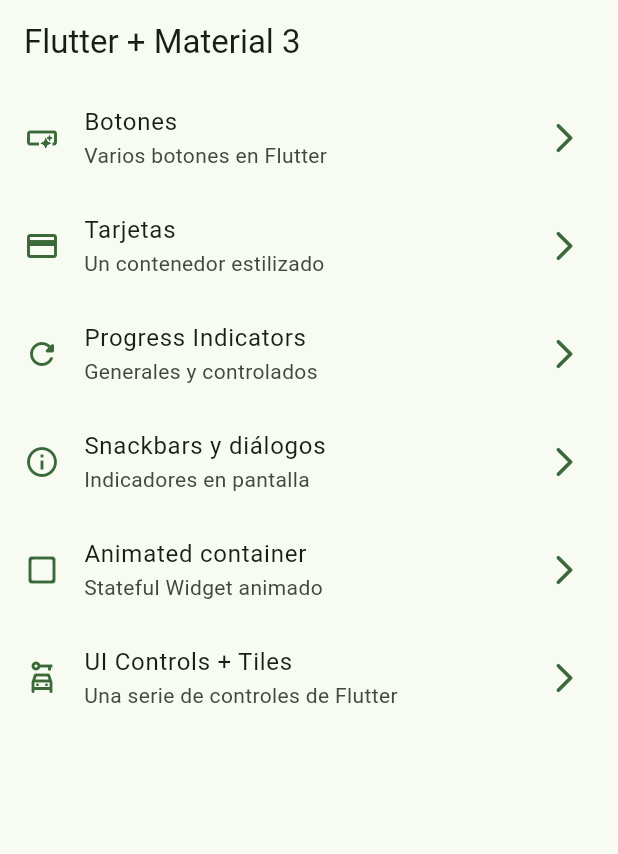
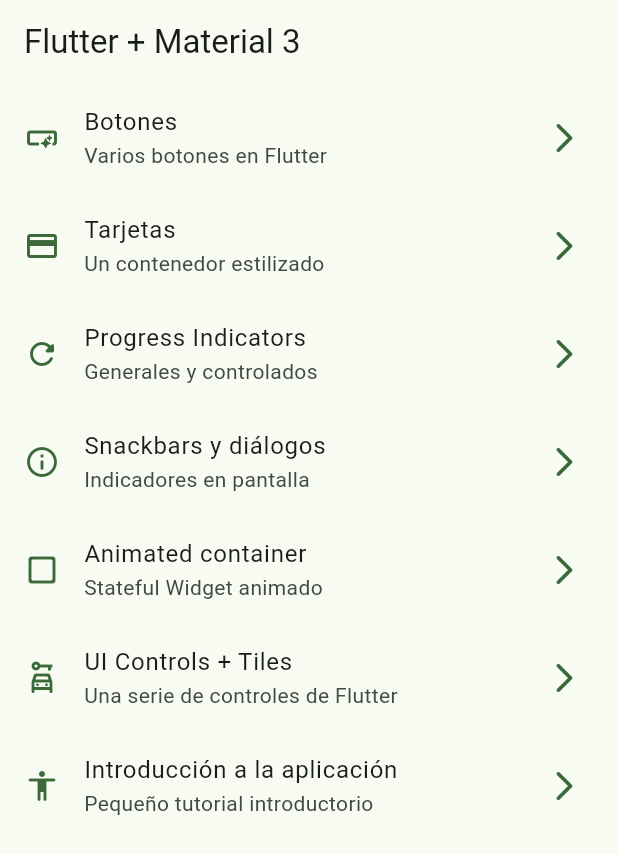
Before and after one commit to davidjst07/widgets_app, a Flutter app: the screen it shows after launch, on a phone screen of 412 x 824 dp. Shown: the top 854 px of the screen. Run offline on Flutter 3.47's test engine with Material 3 defaults, Android fonts, the phone set to English and light mode, and no system bars; our stand-ins replace go_router.

Commit message:
Tutorial Screen link added

```diff
--- a/lib/config/menu/menu_items.dart
+++ b/lib/config/menu/menu_items.dart
@@ -60,4 +60,11 @@ const appMenuItems = <MenuItem> [
     icon: Icons.car_rental_outlined
   ),
 
+   MenuItem(
+    title: 'Introducción a la aplicación',
+    subTitle: 'Pequeño tutorial introductorio',
+    link: '/tutorial',
+    icon: Icons.accessibility_rounded
+  ),
+
 ];
--- a/lib/config/router/app_router.dart
+++ b/lib/config/router/app_router.dart
@@ -47,5 +47,11 @@ final appRouter = GoRouter(
       name: UiControlsScreen.name,
       builder: (context, state) => const UiControlsScreen(),
     ),
+
+    GoRoute(
+      path: '/tutorial',
+      name: AppTutorialScreen.name,
+      builder: (context, state) => const AppTutorialScreen(),
+    ),
   ],
 );
```
